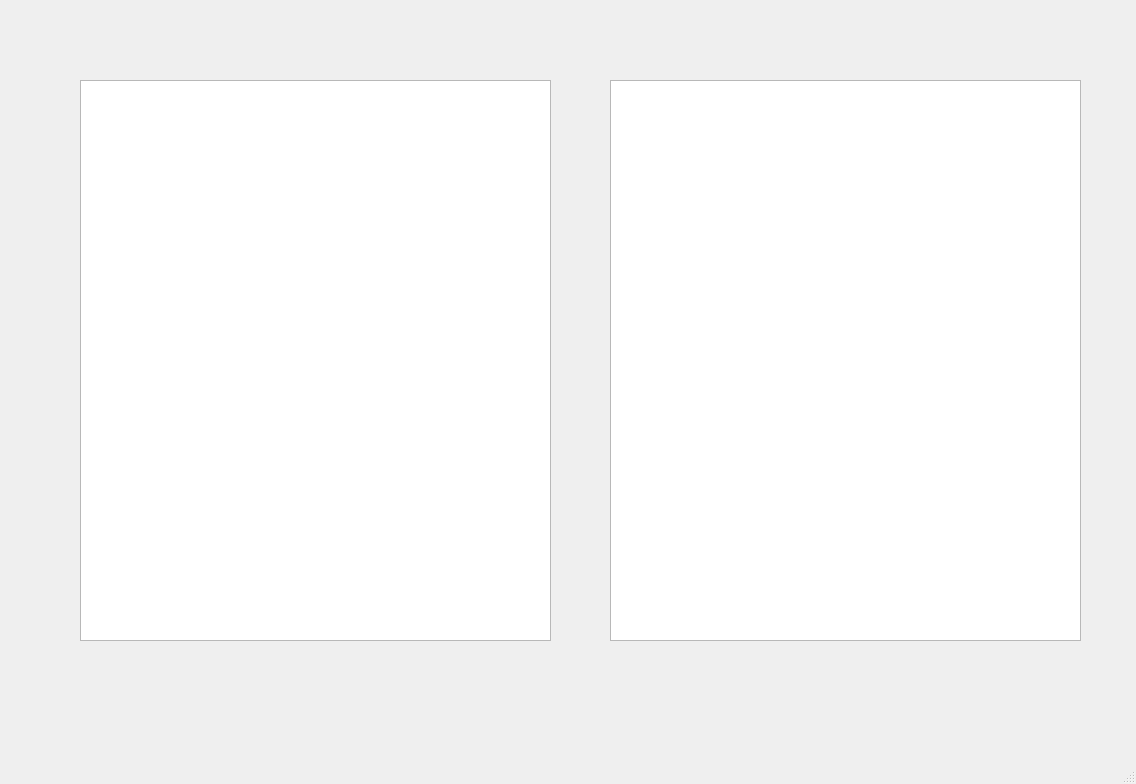
Dumaru/ExcelReports, file Interfaz/UI/VistaDetalleHoras.ui: the form before one commit.
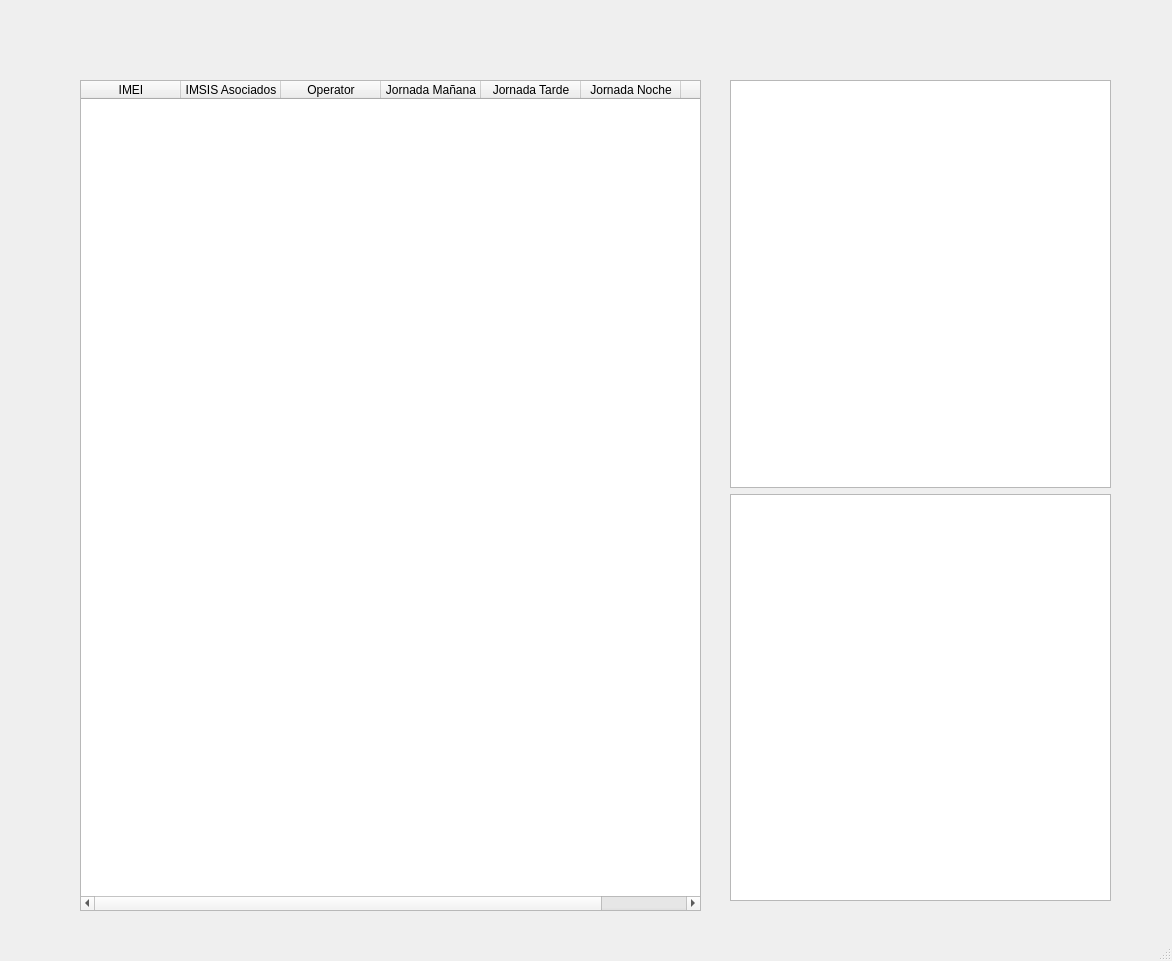
The form after the commit.

Commit message:
Actualización Interfaz
Nombres Nuevos para los objetos de las
interfaces de Vista Filtros

Patch:
```diff
--- a/Interfaz/UI/VistaDetalleHoras.ui
+++ b/Interfaz/UI/VistaDetalleHoras.ui
@@ -6,8 +6,8 @@
    <rect>
     <x>0</x>
     <y>0</y>
-    <width>1136</width>
-    <height>784</height>
+    <width>1172</width>
+    <height>961</height>
    </rect>
   </property>
   <property name="windowTitle">
@@ -19,29 +19,68 @@
      <rect>
       <x>80</x>
       <y>80</y>
-      <width>471</width>
-      <height>561</height>
+      <width>621</width>
+      <height>831</height>
      </rect>
     </property>
     <layout class="QVBoxLayout" name="verticalLayout">
      <item>
-      <widget class="QTableWidget" name="tableWidget"/>
+      <widget class="QTableWidget" name="tableWidget">
+       <column>
+        <property name="text">
+         <string>IMEI</string>
+        </property>
+       </column>
+       <column>
+        <property name="text">
+         <string>IMSIS Asociados</string>
+        </property>
+       </column>
+       <column>
+        <property name="text">
+         <string>Operator</string>
+        </property>
+       </column>
+       <column>
+        <property name="text">
+         <string>Jornada Mañana</string>
+        </property>
+       </column>
+       <column>
+        <property name="text">
+         <string>Jornada Tarde</string>
+        </property>
+       </column>
+       <column>
+        <property name="text">
+         <string>Jornada Noche</string>
+        </property>
+       </column>
+       <column>
+        <property name="text">
+         <string/>
+        </property>
+       </column>
+      </widget>
      </item>
     </layout>
    </widget>
    <widget class="QWidget" name="verticalLayoutWidget_2">
     <property name="geometry">
      <rect>
-      <x>610</x>
+      <x>730</x>
       <y>80</y>
-      <width>471</width>
-      <height>561</height>
+      <width>381</width>
+      <height>821</height>
      </rect>
     </property>
     <layout class="QVBoxLayout" name="verticalLayout_2">
      <item>
       <widget class="QTableWidget" name="tableWidget_2"/>
      </item>
+     <item>
+      <widget class="QGraphicsView" name="graphicsView"/>
+     </item>
     </layout>
    </widget>
   </widget>
```
Left out of the diff: 2 changed lines with no effect on the pictures. The commit also changes 3 other files.
